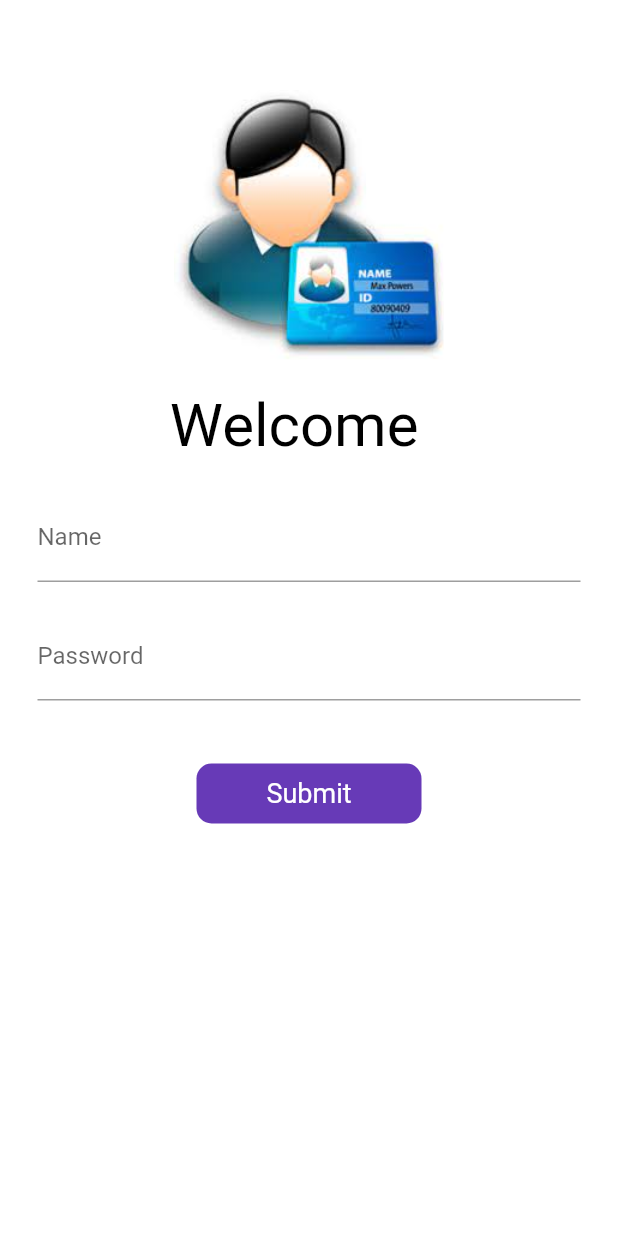
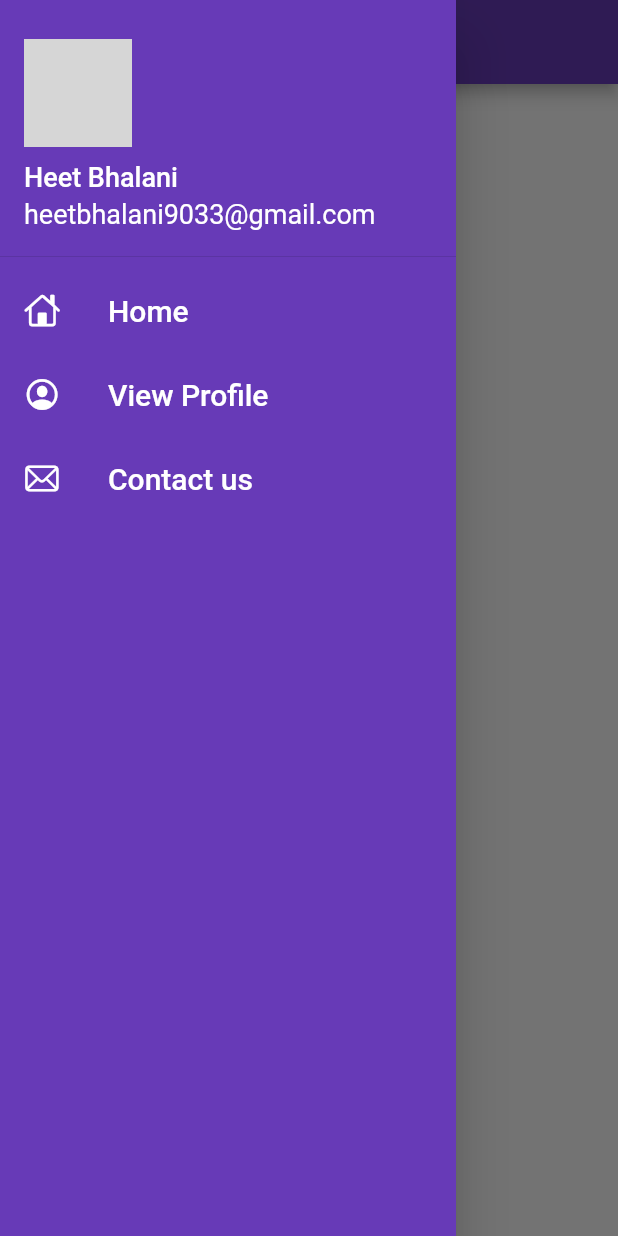
Before and after one commit to heetbhalani/firstFlutterProject, a Flutter app: the screen it shows after launch, with the side drawer open (before the commit the screen has no drawer), on a phone screen of 412 x 824 dp. Run offline on Flutter 3.47's test engine with Material 2 defaults, Android fonts, the phone set to English and light mode, and no system bars; our stand-ins replace google_fonts; network calls fail; grey boxes are pictures that could not be loaded.

Commit message:
day8 completed

```diff
--- a/lib/main.dart
+++ b/lib/main.dart
@@ -1,6 +1,7 @@
 import 'package:flutter/material.dart';
 import 'package:flutter_catalog/pages/home_page.dart';
 import 'package:flutter_catalog/pages/login_page.dart';
+import 'package:flutter_catalog/utils/routes.dart';
 import 'package:google_fonts/google_fonts.dart';
 
 void main() {
@@ -11,6 +12,8 @@ class MyApp extends StatelessWidget {
   @override
   Widget build(BuildContext context) {
     return MaterialApp(
+
+      debugShowCheckedModeBanner: false,
       themeMode: ThemeMode.light,
       theme: ThemeData(
         primarySwatch: Colors.deepPurple,
@@ -19,9 +22,9 @@ class MyApp extends StatelessWidget {
       // home :HomePage(),
       initialRoute: "/",
       routes: {
-        "/login": (context) => LoginPage(),
-        "/home": (context) => HomePage(),
-        "/" : (context) => LoginPage()
+        MyRoutes.loginRoute : (context) => LoginPage(),
+        MyRoutes.homeRoute: (context) => HomePage(),
+        "/" : (context) => HomePage(),
       },
     );
   }
--- a/lib/pages/home_page.dart
+++ b/lib/pages/home_page.dart
@@ -1,4 +1,5 @@
 import 'package:flutter/material.dart';
+import 'package:flutter_catalog/widgets/drawer.dart';
 
 class HomePage extends StatelessWidget {
   @override
@@ -12,7 +13,7 @@ class HomePage extends StatelessWidget {
           child: Text("hello buddy"),
         ),
       ),
-      drawer: Drawer(),
+      drawer: MyDrawer(),
     );
   }
 }
--- /dev/null
+++ b/lib/widgets/drawer.dart
@@ -0,0 +1,55 @@
+import 'package:flutter/cupertino.dart';
+import 'package:flutter/material.dart';
+
+class MyDrawer extends StatelessWidget {
+  final String imgUrl =
+      "https://media-exp1.licdn.com/dms/image/C4E03AQEzRIMFcylYpQ/profile-displayphoto-shrink_800_800/0/1638075863694?e=1643846400&v=beta&t=K6wrqaEgvlq7e_s2fRryXjoxsd8UAke21_vAHG3hDf4";
+
+  @override
+  Widget build(BuildContext context) {
+    return Drawer(
+      backgroundColor: Colors.deepPurple,
+      child: ListView(children: [
+        SizedBox(
+          height: 10,
+        ),
+        DrawerHeader(
+          padding: EdgeInsets.zero,
+          child: UserAccountsDrawerHeader(
+            margin: EdgeInsets.zero,
+
+            currentAccountPicture: CircleAvatar(
+              backgroundImage: NetworkImage(imgUrl),
+            ),
+
+            // Image.network(imgUrl),
+            accountName: Text("Heet Bhalani", style: TextStyle(fontSize: 18)),
+            accountEmail: Text("heetbhalani9033@gmail.com",
+                style: TextStyle(fontSize: 18)),
+          ),
+        ),
+        ListTile(
+          leading: Icon(CupertinoIcons.home, color: Colors.white),
+          title: Text(
+            "Home",
+            style: TextStyle(color: Colors.white, fontSize: 20),
+          ),
+        ),
+        ListTile(
+          leading: Icon(CupertinoIcons.profile_circled, color: Colors.white),
+          title: Text(
+            "View Profile",
+            style: TextStyle(color: Colors.white, fontSize: 20),
+          ),
+        ),
+        ListTile(
+          leading: Icon(CupertinoIcons.mail, color: Colors.white),
+          title: Text(
+            "Contact us",
+            style: TextStyle(color: Colors.white, fontSize: 20),
+          ),
+        )
+      ]),
+    );
+  }
+}
```
Also changed, not shown: lib/pages/login_page.dart (+52 -19 lines).
